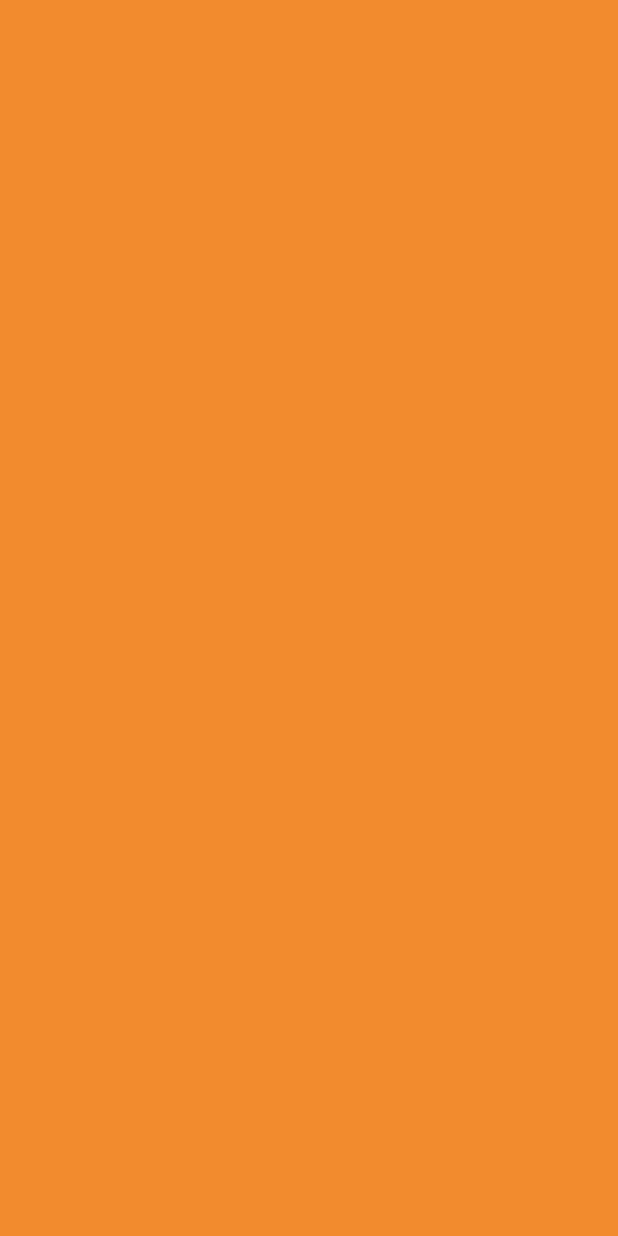
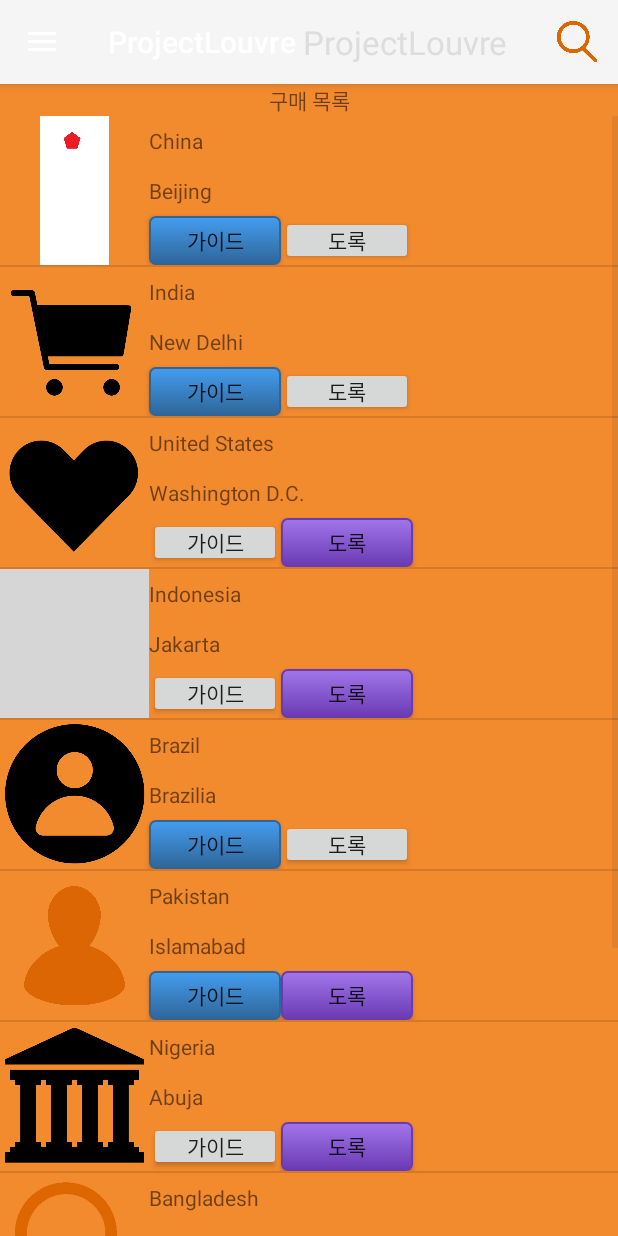
Before and after one commit to HSflower/AndroidProjects, an Android app: the Cart screen opened directly, with no data from a screen before it, on a phone screen of 412 x 824 dp. Before the commit the screen is empty. Run offline under Robolectric (Android 15) with nearby library versions, the phone set to English and light mode, and no system bars; grey boxes are pictures that could not be loaded.

Commit message:
구매목록에 대한 자바와 xml추가. 허접하지만 구매한 부분에 대한 버튼 색상 적용 옵션에 대한 검색 키보드를 엔터 대신 검색으로 수정

```diff
--- /dev/null
+++ b/app/src/main/java/com/example/hong_inseon/projectlouvre/Buy.java
@@ -0,0 +1,31 @@
+package com.example.hong_inseon.projectlouvre;
+
+/**
+ * Created by 박명준 on 2017-03-06.
+ */
+
+public class Buy {
+    private String nameExhibit, nameMuseum;
+    private int image;
+    private boolean isDorok, isGuide;
+
+    public Buy(String nameExhibit, String nameMuseum, int image, boolean isDorok, boolean isGuide) {
+        this.nameExhibit = nameExhibit;
+        this.nameMuseum = nameMuseum;
+        this.image = image;
+        this.isDorok = isDorok;
+        this.isGuide = isGuide;
+    }
+
+    public String getNameExhibit() {
+        return this.nameExhibit;
+    }
+    public String getNameMuseum() {
+        return this.nameMuseum;
+    }
+    public int getImage() {
+        return this.image;
+    }
+    public boolean Dorok() {return this.isDorok;}
+    public boolean Guide() {return this.isGuide;}
+}
--- a/app/src/main/java/com/example/hong_inseon/projectlouvre/Cart.java
+++ b/app/src/main/java/com/example/hong_inseon/projectlouvre/Cart.java
@@ -1,13 +1,119 @@
 package com.example.hong_inseon.projectlouvre;
 
+import android.content.Intent;
 import android.os.Bundle;
+import android.support.design.widget.NavigationView;
+import android.support.v4.view.GravityCompat;
+import android.support.v4.widget.DrawerLayout;
+import android.support.v7.app.ActionBarDrawerToggle;
 import android.support.v7.app.AppCompatActivity;
+import android.support.v7.widget.Toolbar;
+import android.view.Menu;
+import android.view.MenuItem;
+import android.widget.ListView;
 
-public class Cart extends AppCompatActivity {
+import java.util.ArrayList;
+
+public class Cart extends AppCompatActivity implements NavigationView.OnNavigationItemSelectedListener {
+
+    ListView list;
+    ListViewAdapterBuy listh;
+    String[] name1, name2;
+    int[] Image;
+    boolean[] dorok, guide;
+    ArrayList<Buy> arraylist = new ArrayList<Buy>();
+    private int men;
 
     @Override
     protected void onCreate(Bundle savedInstanceState) {
         super.onCreate(savedInstanceState);
         setContentView(R.layout.activity_cart);
+
+        men = -1;
+
+        Toolbar toolbar = (Toolbar) findViewById(R.id.toolbar4);
+        setSupportActionBar(toolbar);
+
+        DrawerLayout drawer = (DrawerLayout) findViewById(R.id.drawer_layout4);
+        ActionBarDrawerToggle toggle = new ActionBarDrawerToggle(
+                this, drawer, toolbar, R.string.navigation_drawer_open, R.string.navigation_drawer_close);
+        drawer.setDrawerListener(toggle);
+        toggle.syncState();
+
+        NavigationView navigationView = (NavigationView) findViewById(R.id.nav_view4);
+        navigationView.setNavigationItemSelectedListener(this);
+
+        name1 = new String[] { "China", "India", "United States",
+                "Indonesia", "Brazil", "Pakistan", "Nigeria", "Bangladesh",
+                "Russia", "Japan"};
+
+        name2 = new String[] { "Beijing", "New Delhi", "Washington D.C.",
+                "Jakarta", "Brazilia", "Islamabad", "Abuja", "Dacca",
+                "Moskva", "Tokyo"};
+        Image = new int[] {R.drawable.no,R.drawable.cart,R.drawable.heart,R.drawable.louvre,R.drawable.profile,
+                R.drawable.mypage,R.drawable.temple,R.drawable.search,R.drawable.cart,R.drawable.profile};
+        guide = new boolean[] {true, true, false, false, true, true, false, false, true, false};
+        dorok = new boolean[] {false, false, true, true, false, true, true, false, false, false};
+
+        list = (ListView)findViewById(R.id.listViewCart);
+
+        for (int i = 0; i < name1.length; i++)
+        {
+            Buy b = new Buy(name1[i],name2[i], Image[i], guide[i], dorok[i]);
+            arraylist.add(b);
+        }
+        //리스트배열을 정리
+
+        listh = new ListViewAdapterBuy(this, arraylist);
+        list.setAdapter(listh);
+    }
+
+    @Override
+    public void onBackPressed() {
+        DrawerLayout drawer = (DrawerLayout) findViewById(R.id.drawer_layout4);
+        if (drawer.isDrawerOpen(GravityCompat.START)) {
+            drawer.closeDrawer(GravityCompat.START);
+        } else {
+            setResult(0);
+            super.onBackPressed();
+        }
+    }
+
+    @Override
+    public boolean onCreateOptionsMenu(Menu menu) {
+        getMenuInflater().inflate(R.menu.some, menu);
+        return true;
+    }
+
+    @Override
+    public boolean onOptionsItemSelected(MenuItem item) {
+        Intent i = new Intent(this, OptionP.class);
+        startActivity(i);
+        return super.onOptionsItemSelected(item);
+    }
+
+
+    @SuppressWarnings("StatementWithEmptyBody")
+    @Override
+    public boolean onNavigationItemSelected(MenuItem item) {
+        int id = item.getItemId();
+
+        if (id == R.id.cartid) {
+            men = 0;
+        } else if (id == R.id.profileid) {
+            men = 1;
+        } else if (id == R.id.heartid) {
+            men = 2;
+        } else if (id == R.id.templeid) {
+            men = 3;
+        }
+        Intent data = new Intent();
+        data.putExtra("value1", men);
+        setResult(1,data);
+        this.finish();
+
+        DrawerLayout drawer = (DrawerLayout) findViewById(R.id.drawer_layout4);
+        drawer.closeDrawer(GravityCompat.START);
+        return true;
     }
 }
--- /dev/null
+++ b/app/src/main/java/com/example/hong_inseon/projectlouvre/ListViewAdapterBuy.java
@@ -0,0 +1,112 @@
+package com.example.hong_inseon.projectlouvre;
+
+import android.content.Context;
+import android.view.LayoutInflater;
+import android.view.View;
+import android.view.ViewGroup;
+import android.widget.BaseAdapter;
+import android.widget.Button;
+import android.widget.ImageView;
+import android.widget.TextView;
+
+import java.util.ArrayList;
+import java.util.List;
+import java.util.Locale;
+
+/**
+ * Created by 박명준 on 2017-03-06.
+ */
+
+public class ListViewAdapterBuy extends BaseAdapter {
+    Context mContext;
+    LayoutInflater inflater;
+    private List<Buy> buylist = null;
+    private ArrayList<Buy> arraylist2;
+
+    public ListViewAdapterBuy(Context context, List<Buy> buylist) {
+        mContext = context;
+        this.buylist = buylist;
+        inflater = LayoutInflater.from(mContext);
+        this.arraylist2 = new ArrayList<Buy>();
+        this.arraylist2.addAll(buylist);
+    }
+
+    public class ViewHolder {
+        public TextView name1, name2;
+        public ImageView image;
+        public Button guide, dorok;
+    }
+
+    @Override
+    public int getCount() {
+        return buylist.size();
+    }
+
+    @Override
+    public Buy getItem(int position) {
+        return buylist.get(position);
+    }
+
+    @Override
+    public long getItemId(int position) {
+        return position;
+    }
+
+    public View getView(final int position, View view, ViewGroup parent) {
+        final ListViewAdapterBuy.ViewHolder holder;
+        if (view == null) {
+            holder = new ListViewAdapterBuy.ViewHolder();
+            view = inflater.inflate(R.layout.cartviewholder, null);
+            holder.name1 = (TextView) view.findViewById(R.id.textMuseumCart);
+            holder.name2 = (TextView) view.findViewById(R.id.textExhibitCart);
+            holder.image = (ImageView) view.findViewById(R.id.imageCart);
+            holder.dorok = (Button)view.findViewById(R.id.button4);
+            holder.guide = (Button)view.findViewById(R.id.button5);
+            view.setTag(holder);
+        } else {
+            holder = (ListViewAdapterBuy.ViewHolder) view.getTag();
+        }
+
+        holder.name1.setText(buylist.get(position).getNameExhibit());
+        holder.name2.setText(buylist.get(position).getNameMuseum());
+        holder.image.setImageResource(buylist.get(position).getImage());
+        if(buylist.get(position).Dorok())
+            holder.dorok.setBackgroundResource(R.drawable.blue);
+        if(buylist.get(position).Guide())
+            holder.guide.setBackgroundResource(R.drawable.purple);
+
+       /*view.setOnClickListener(new View.OnClickListener() {
+
+            @Override
+            public void onClick(View arg0) {
+                Intent intent = new Intent(mContext, SingleItemView.class);
+                intent.putExtra("nameM",(heartlist.get(position).getNameM()));
+                intent.putExtra("nameW",(heartlist.get(position).getNameW()));
+                intent.putExtra("nameP",(heartlist.get(position).getNameP()));
+                intent.putExtra("Image",(heartlist.get(position).getImage()));
+                mContext.startActivity(intent);
+            }
+        });*/
+
+        return view;
+    }
+
+    public void filter(String charText) {
+        charText = charText.toLowerCase(Locale.getDefault());
+        buylist.clear();
+        if (charText.length() == 0) {
+            buylist.addAll(arraylist2);
+        }
+        else
+        {
+            for (Buy wp : arraylist2)
+            {
+                if (wp.getNameExhibit().toLowerCase(Locale.getDefault()).contains(charText))
+                {
+                    buylist.add(wp);
+                }
+            }
+        }
+        notifyDataSetChanged();
+    }
+}
--- a/app/src/main/java/com/example/hong_inseon/projectlouvre/OptionP.java
+++ b/app/src/main/java/com/example/hong_inseon/projectlouvre/OptionP.java
@@ -5,8 +5,10 @@ import android.support.v7.app.ActionBar;
 import android.support.v7.app.AppCompatActivity;
 import android.text.Editable;
 import android.text.TextWatcher;
+import android.view.KeyEvent;
 import android.view.View;
 import android.view.ViewGroup;
+import android.view.inputmethod.EditorInfo;
 import android.widget.EditText;
 import android.widget.ListAdapter;
 import android.widget.ListView;
@@ -61,34 +63,50 @@ public class OptionP extends AppCompatActivity {
                 , "2017.02.22~2017.07.21","2017.02.21~2017.07.21", "2017.02.20~2017.07.21"};
         Image2 = new int[] {R.drawable.no,R.drawable.cart,R.drawable.heart,R.drawable.louvre,R.drawable.profile,
                 R.drawable.mypage,R.drawable.temple,R.drawable.search,R.drawable.cart,R.drawable.profile};
-        //관련 자료들 저장 - DB에서 쓸 자료들의 예시
 
-        list = (ListView) findViewById(R.id.listview);          //박물관 검색 결과를 띄울 리스트
-        list2 = (ListView)findViewById(R.id.listview2);         //전시회 검색 결과를 띄울 리스트
-        t = (TextView)findViewById(R.id.Result);                //찾은 검색 정보를 띄울 텍스트
-        t1 = (TextView)findViewById(R.id.textMuseum);           //검색시 "박물관"을 띄울 텍스트, edit text가 변할시 사라진다
-        t2 = (TextView)findViewById(R.id.textExhibition);      //검색시 "전시회"를 띄울 텍스트, 위와 같다
+        list = (ListView) findViewById(R.id.listview);
+        list2 = (ListView)findViewById(R.id.listview2);
+        t = (TextView)findViewById(R.id.Result);
+        t1 = (TextView)findViewById(R.id.textMuseum);
+        t2 = (TextView)findViewById(R.id.textExhibition);
 
         for (int i = 0; i < name1.length; i++)
         {
             Museum wp = new Museum(name1[i], rating[i], name2[i], Image[i]);
             arraylist.add(wp);
         }
-        //박물관 검색 리스트의 뷰홀더에 쓰일 클래스의 생성자를 자료들로 설정
 
         for (int i = 0; i < name2.length; i++) {
             Exhibition wp2 = new Exhibition(name3[i], name4[i], name5[i], Image2[i]);
             arraylist2.add(wp2);
         }
-        //전시회 검색 리스트의 뷰홀더에 쓰일 클래스의 생성자를 자료들로 설정
 
         adapter = new ListViewAdapterMuseum(this, arraylist);
         adapter2 = new ListViewAdapterExhibition(this, arraylist2);
 
-        list.setAdapter(adapter);           //어댑터 설정(박물관)
-        list2.setAdapter(adapter2);         //어댑터 설정(전시회)
+        list.setAdapter(adapter);
+        list2.setAdapter(adapter2);
+        editsearch = (EditText) findViewById(R.id.search);
 
-        editsearch = (EditText) findViewById(R.id.search);          //검색 창
+        editsearch.setOnEditorActionListener(new TextView.OnEditorActionListener() {
+            @Override
+            public boolean onEditorAction(TextView v, int actionId, KeyEvent event) {
+                switch(actionId) {
+                    case EditorInfo.IME_ACTION_SEARCH:
+                        t.setText("찾은 검색 : 박물관 " + adapter.getCount() + "건, 전시회 " +adapter2.getCount() + "건");
+                        t1.setVisibility(VISIBLE);
+                        t2.setVisibility(VISIBLE);
+                        list.setVisibility(VISIBLE);
+                        list2.setVisibility(VISIBLE);
+                        Utility.setListViewHeightBasedOnChildren(list);
+                        Utility.setListViewHeightBasedOnChildren(list2);
+                        return true;
+                    default:
+                        return false;
+                }
+            }
+        });
+
         editsearch.addTextChangedListener(new TextWatcher() {
 
             @Override
@@ -102,7 +120,6 @@ public class OptionP extends AppCompatActivity {
                 adapter.filter(text);
                 adapter2.filter(text);
             }
-            //만약 텍스트에 변화가 있으면 위와 같이 설정한다.
 
             @Override
             public void beforeTextChanged(CharSequence arg0, int arg1,
@@ -127,7 +144,6 @@ public class OptionP extends AppCompatActivity {
         Utility.setListViewHeightBasedOnChildren(list);
         Utility.setListViewHeightBasedOnChildren(list2);
     }
-    //검색을 클릭시 설정할 메소드들
 
     public static class Utility {
         public static void setListViewHeightBasedOnChildren(ListView listView) {
--- /dev/null
+++ b/app/src/main/res/drawable/blue.xml
@@ -0,0 +1,73 @@
+<?xml version="1.0" encoding="utf-8"?>
+<selector xmlns:android="http://schemas.android.com/apk/res/android">
+
+    <item android:state_pressed="true" >
+
+        <shape>
+
+            <solid
+
+                android:color="#449def" />
+
+            <stroke
+
+                android:width="1dp"
+
+                android:color="#2f6699" />
+
+            <corners
+
+                android:radius="3dp" />
+
+            <padding
+
+                android:left="0dp"
+
+                android:top="0dp"
+
+                android:right="0dp"
+
+                android:bottom="0dp" />
+
+        </shape>
+
+    </item>
+
+    <item>
+
+        <shape>
+
+            <gradient
+
+                android:startColor="#449def"
+
+                android:endColor="#2f6699"
+
+                android:angle="270" />
+
+            <stroke
+
+                android:width="1dp"
+
+                android:color="#2f6699" />
+
+            <corners
+
+                android:radius="4dp" />
+
+            <padding
+
+                android:left="0dp"
+
+                android:top="0dp"
+
+                android:right="0dp"
+
+                android:bottom="0dp" />
+
+        </shape>
+
+    </item>
+
+
+</selector>
--- /dev/null
+++ b/app/src/main/res/drawable/purple.xml
@@ -0,0 +1,73 @@
+<?xml version="1.0" encoding="utf-8"?>
+
+<selector xmlns:android="http://schemas.android.com/apk/res/android">
+
+    <item android:state_pressed="true" >
+
+        <shape>
+
+            <solid
+
+                android:color="#a276eb" />
+
+            <stroke
+
+                android:width="1dp"
+
+                android:color="#6a3ab2" />
+
+            <corners
+
+                android:radius="3dp" />
+
+            <padding
+
+                android:left="0dp"
+
+                android:top="0dp"
+
+                android:right="0dp"
+
+                android:bottom="0dp" />
+
+        </shape>
+
+    </item>
+
+    <item>
+
+        <shape>
+
+            <gradient
+
+                android:startColor="#a276eb"
+
+                android:endColor="#6a3ab2"
+
+                android:angle="270" />
+
+            <stroke
+
+                android:width="1dp"
+
+                android:color="#6a3ab2" />
+
+            <corners
+
+                android:radius="4dp" />
+
+            <padding
+
+                android:left="0dp"
+
+                android:top="0dp"
+
+                android:right="0dp"
+
+                android:bottom="0dp" />
+
+        </shape>
+
+    </item>
+
+</selector>
--- a/app/src/main/res/layout/activity_cart.xml
+++ b/app/src/main/res/layout/activity_cart.xml
@@ -1,14 +1,73 @@
 <?xml version="1.0" encoding="utf-8"?>
-<RelativeLayout xmlns:android="http://schemas.android.com/apk/res/android"
+<android.support.v4.widget.DrawerLayout xmlns:android="http://schemas.android.com/apk/res/android"
+    xmlns:app="http://schemas.android.com/apk/res-auto"
     xmlns:tools="http://schemas.android.com/tools"
-    android:id="@+id/activity_cart"
+    android:id="@+id/drawer_layout4"
     android:layout_width="match_parent"
     android:layout_height="match_parent"
-    android:paddingBottom="@dimen/activity_vertical_margin"
-    android:paddingLeft="@dimen/activity_horizontal_margin"
-    android:paddingRight="@dimen/activity_horizontal_margin"
-    android:paddingTop="@dimen/activity_vertical_margin"
-    android:background="@color/colorAccent"
-    tools:context="com.projectnull.drawerpp.Cart">
+    android:fitsSystemWindows="true"
+    tools:openDrawer="start">
 
-</RelativeLayout>
+    <android.support.design.widget.CoordinatorLayout xmlns:android="http://schemas.android.com/apk/res/android"
+        xmlns:app="http://schemas.android.com/apk/res-auto"
+        xmlns:tools="http://schemas.android.com/tools"
+        android:layout_width="match_parent"
+        android:layout_height="match_parent"
+        android:fitsSystemWindows="true">
+
+        <LinearLayout xmlns:android="http://schemas.android.com/apk/res/android"
+            android:id="@+id/templelist"
+            android:layout_width="fill_parent"
+            android:layout_height="fill_parent"
+            android:orientation="vertical"
+            android:background="@color/colorAccent"
+            app:layout_behavior="@string/appbar_scrolling_view_behavior">
+
+            <TextView
+                android:text="구매 목록"
+                android:gravity="center"
+                android:layout_width="match_parent"
+                android:layout_height="wrap_content"
+                android:id="@+id/textViewTemple" />
+
+            <ListView
+                android:id="@+id/listViewCart"
+                android:layout_width="match_parent"
+                android:layout_height="match_parent" />
+        </LinearLayout>
+
+        <android.support.design.widget.AppBarLayout
+            android:layout_width="match_parent"
+            android:layout_height="wrap_content"
+            android:theme="@style/AppTheme.AppBarOverlay">
+
+            <android.support.v7.widget.Toolbar
+                android:id="@+id/toolbar4"
+                android:layout_width="match_parent"
+                android:layout_height="?attr/actionBarSize"
+                android:background="?attr/colorPrimary"
+                app:popupTheme="@style/AppTheme.PopupOverlay">
+
+                <TextView
+                    android:id="@+id/ToolbarText4"
+                    android:layout_width="wrap_content"
+                    android:layout_height="wrap_content"
+                    android:textSize="22dp"
+                    android:layout_gravity="center_horizontal"
+                    android:text="@string/app_name"
+                    android:textColor="@color/colorWhite" />
+
+            </android.support.v7.widget.Toolbar>
+        </android.support.design.widget.AppBarLayout>
+    </android.support.design.widget.CoordinatorLayout>
+
+    <android.support.design.widget.NavigationView
+        android:id="@+id/nav_view4"
+        android:layout_width="wrap_content"
+        android:layout_height="match_parent"
+        android:layout_gravity="start"
+        android:fitsSystemWindows="false"
+        app:headerLayout="@layout/nav_header_main"
+        app:menu="@menu/activity_main_drawer" />
+
+</android.support.v4.widget.DrawerLayout>
--- a/app/src/main/res/layout/activity_option_p.xml
+++ b/app/src/main/res/layout/activity_option_p.xml
@@ -11,8 +11,10 @@
             android:id="@+id/search"
             android:layout_width="fill_parent"
             android:layout_height="wrap_content"
-            android:layout_toEndOf="@+id/button3">
-
+            android:layout_toEndOf="@+id/button3"
+            android:hint="검색할 텍스트를 입력하세요"
+            android:imeOptions="actionSearch"
+            android:inputType="text">
             <requestFocus />
         </EditText>
 
--- /dev/null
+++ b/app/src/main/res/layout/cartviewholder.xml
@@ -0,0 +1,57 @@
+<?xml version="1.0" encoding="utf-8"?>
+<RelativeLayout xmlns:android="http://schemas.android.com/apk/res/android"
+    xmlns:app="http://schemas.android.com/apk/res-auto"
+    xmlns:tools="http://schemas.android.com/tools"
+    android:layout_width="fill_parent"
+    android:layout_height="match_parent">
+
+    <ImageView
+        android:layout_width="99dp"
+        android:layout_height="99dp"
+        android:id="@+id/imageCart"
+        android:layout_alignParentTop="true"
+        android:layout_alignParentStart="true" />
+
+    <TextView
+        android:text="TextView"
+        android:layout_width="match_parent"
+        android:layout_height="33dp"
+        android:gravity="center_vertical"
+        android:id="@+id/textMuseumCart"
+        android:layout_alignParentTop="true"
+        android:layout_alignParentEnd="true"
+        android:layout_toEndOf="@+id/imageCart" />
+
+    <TextView
+        android:text="TextView"
+        android:layout_width="match_parent"
+        android:layout_height="33dp"
+        android:gravity="center_vertical"
+        android:id="@+id/textExhibitCart"
+        android:layout_below="@+id/textMuseumCart"
+        android:layout_toEndOf="@+id/imageCart" />
+
+    <Button
+        android:text="가이드"
+        android:padding="0dp"
+        android:layout_width="wrap_content"
+        android:layout_height="wrap_content"
+        android:id="@+id/button4"
+        android:layout_marginLeft="0dp"
+        android:layout_marginRight="0dp"
+        android:layout_below="@+id/textExhibitCart"
+        android:layout_toEndOf="@+id/imageCart"
+        android:layout_alignBottom="@+id/imageCart"/>
+
+    <Button
+        android:text="도록"
+        android:padding="0dp"
+        android:layout_width="wrap_content"
+        android:layout_height="wrap_content"
+        android:id="@+id/button5"
+        android:layout_marginLeft="0dp"
+        android:layout_marginRight="0dp"
+        android:layout_below="@+id/textExhibitCart"
+        android:layout_toEndOf="@+id/button4"
+        android:layout_alignBottom="@+id/button4" />
+</RelativeLayout>
```
